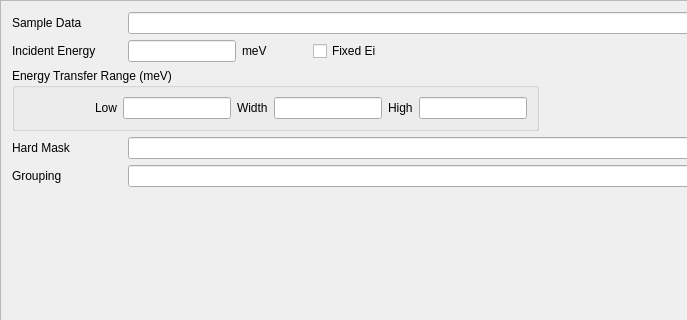
Qt form Code/Mantid/scripts/Interface/ui/inelastic/dgs_sample_setup.ui (mantidproject/mantid) before a commit; both pictures show x 0 to 687 and y 0 to 320 of the 1195 by 483 pixel window.
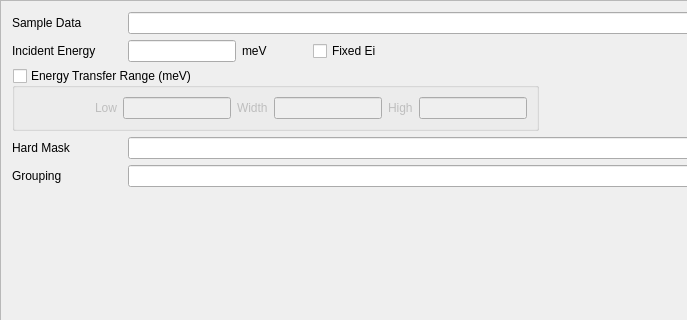
The same form after that commit.

```diff
--- a/Code/Mantid/scripts/Interface/ui/inelastic/dgs_sample_setup.ui
+++ b/Code/Mantid/scripts/Interface/ui/inelastic/dgs_sample_setup.ui
@@ -140,6 +140,12 @@
        <property name="title">
         <string>Energy Transfer Range (meV)</string>
        </property>
+       <property name="checkable">
+        <bool>true</bool>
+       </property>
+       <property name="checked">
+        <bool>false</bool>
+       </property>
        <layout class="QHBoxLayout" name="horizontalLayout_3">
         <item>
          <widget class="QLabel" name="etr_low_label">
```
